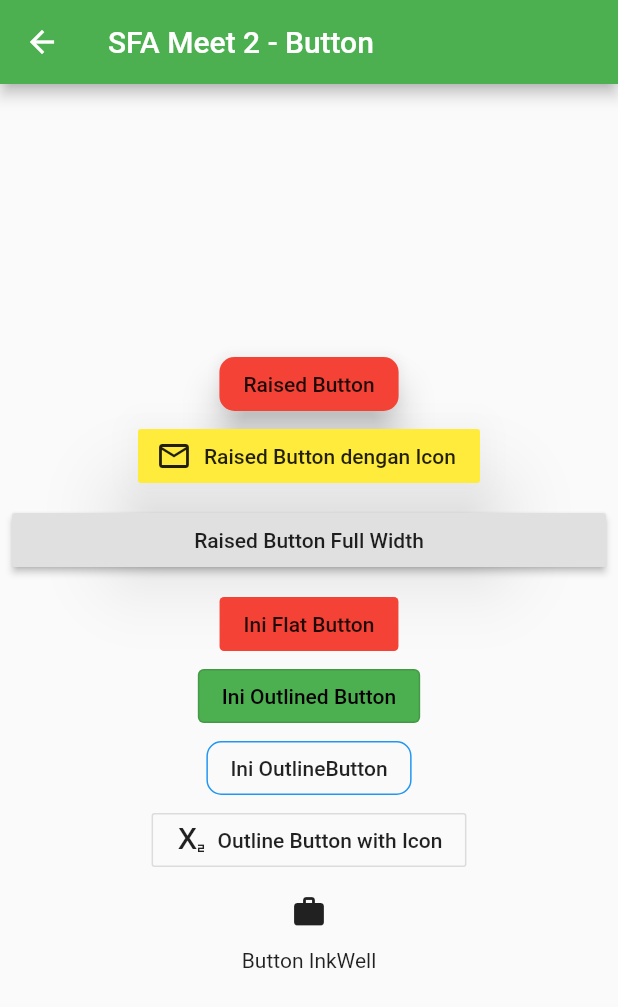
After one commit to mwiwids/newflutter, a Flutter app: the screen it shows after launch, after a tap on "SFA Meet 2 - Button", on a phone screen of 412 x 824 dp. The commit adds this screen. Shown: the top 1007 px of the screen. Run offline on Flutter 3.47's test engine with Material 2 defaults, Android fonts, the light colour scheme and no system bars.

Commit message:
Add Container and Button

```diff
--- /dev/null
+++ b/lib/button.dart
@@ -0,0 +1,121 @@
+import 'package:flutter/cupertino.dart';
+import 'package:flutter/material.dart';
+
+class ButtonPage extends StatelessWidget {
+  @override
+  Widget build(BuildContext context) {
+    return Scaffold(
+      appBar: AppBar(
+        title: Text('SFA Meet 2 - Button'),
+      ),
+      body: ButtonDemo(),
+    );
+  }
+}
+
+class ButtonDemo extends StatelessWidget {
+  @override
+  Widget build(BuildContext context) {
+    return Column(
+      crossAxisAlignment: CrossAxisAlignment.center,
+      mainAxisAlignment: MainAxisAlignment.center,
+      children: [
+        Center(
+          child: RaisedButton(
+            color: Colors.red,
+            child: Text("Raised Button"),
+            onPressed: () {
+              print("Sudah klik Raised Button");
+            },
+            //Cara untuk disable :
+            // onLongPress: null, -> not working, TODO : Cari cara lain
+            elevation: 10,
+            shape: RoundedRectangleBorder(
+              borderRadius: BorderRadius.circular(10),
+            ),
+          ),
+        ),
+        Center(
+          child: RaisedButton.icon(
+            color: Colors.yellow,
+            elevation: 25,
+            onPressed: () {
+              print("Raised Button dengan Icon");
+            },
+            icon: Icon(Icons.mail_outlined),
+            label: Text("Raised Button dengan Icon"),
+          ),
+        ),
+        Container(
+          margin: EdgeInsets.all(8),
+          width: double.infinity,
+          child: RaisedButton(
+            child: Text("Raised Button Full Width"),
+            onPressed: () {
+              print("Raised Button Full Width");
+            },
+          ),
+        ),
+        Center(
+          child: FlatButton(
+            child: Text("Ini Flat Button"),
+            color: Colors.red,
+            onPressed: () {
+              print("Sudah klik Flat Button");
+            },
+            shape: RoundedRectangleBorder(
+              borderRadius: BorderRadius.circular(3),
+            ),
+          ),
+        ),
+        Center(
+          child: OutlinedButton(
+            child: Text("Ini Outlined Button"),
+            style: ButtonStyle(
+              foregroundColor: MaterialStateProperty.all<Color>(Colors.black),
+              backgroundColor: MaterialStateProperty.all<Color>(Colors.green),
+              overlayColor: MaterialStateProperty.all<Color>(Colors.red),
+            ),
+            onPressed: () {
+              print("Ini contoh Outlined Button");
+            },
+          ),
+        ),
+        Center(
+          child: OutlineButton(
+            child: Text("Ini OutlineButton"),
+            borderSide: BorderSide(color: Colors.blue),
+            shape: RoundedRectangleBorder(
+                borderRadius: BorderRadius.circular(10)),
+            onPressed: () {
+              print("Ini contoh Outline Button");
+            },
+          ),
+        ),
+        Center(
+          child: OutlineButton.icon(
+              onPressed: () {
+                print("Contoh outline button with Icon");
+              },
+              icon: Icon(Icons.subscript_sharp),
+              label: Text("Outline Button with Icon")),
+        ),
+        Center(
+          child: IconButton(
+            icon: Icon(Icons.work),
+            onPressed: () {
+              print("Sudah klik Icon Button");
+            },
+          ),
+        ),
+        Center(
+          child: InkWell(
+              child: Text("Button InkWell"),
+              onTap: () {
+                print("Saya sudah klik InkWell");
+              }),
+        ),
+      ],
+    );
+  }
+}
--- a/lib/main.dart
+++ b/lib/main.dart
@@ -1,5 +1,7 @@
 import 'package:flutter/material.dart';
+import './button.dart';
 import './text.dart';
+import './container.dart';
 
 void main() {
   runApp(MyApp());
@@ -27,14 +29,36 @@ class MyHomePage extends StatelessWidget {
       ),
       body: Container(
         padding: EdgeInsets.all(10),
-        child: ElevatedButton(
+        child: ListView(
+          children: [
+            ElevatedButton(
+              child: Text("SFA Meet 2 - Container"),
+              onPressed: () {
+                Navigator.push(
+                  context,
+                  MaterialPageRoute(builder: (context) => ContainerPage()),
+                );
+              },
+            ),
+            ElevatedButton(
               child: Text("SFA Meet 2 - Text"),
               onPressed: () {
                 Navigator.push(
                   context,
-              MaterialPageRoute(builder: (context) => LinePage()),
+                  MaterialPageRoute(builder: (context) => TextPage()),
                 );
               },
+            ),
+            ElevatedButton(
+              child: Text("SFA Meet 2 - Button"),
+              onPressed: () {
+                Navigator.push(
+                  context,
+                  MaterialPageRoute(builder: (context) => ButtonPage()),
+                );
+              },
+            ),
+          ],
         ),
       ),
     );
--- a/lib/text.dart
+++ b/lib/text.dart
@@ -1,7 +1,7 @@
 import 'package:flutter/cupertino.dart';
 import 'package:flutter/material.dart';
 
-class LinePage extends StatelessWidget {
+class TextPage extends StatelessWidget {
   @override
   Widget build(BuildContext context) {
     return Scaffold(
```
Also changed, not shown: lib/container.dart (added, +93 -0 lines). Lines whose indentation alone changed are shown as unchanged.
